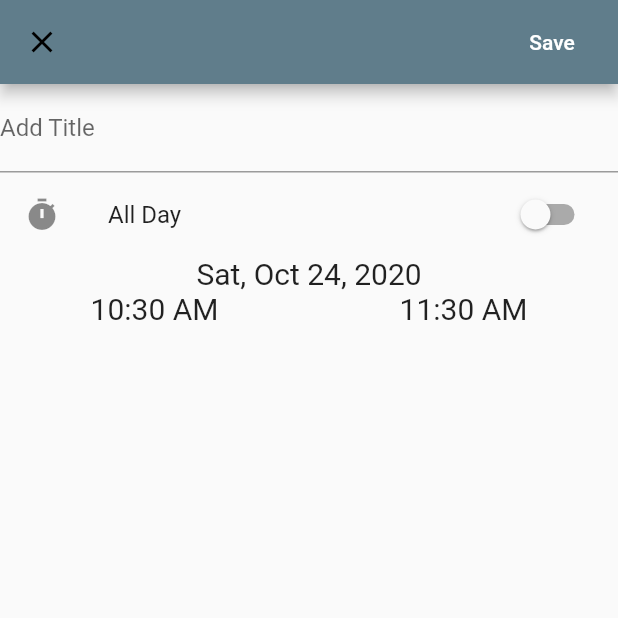
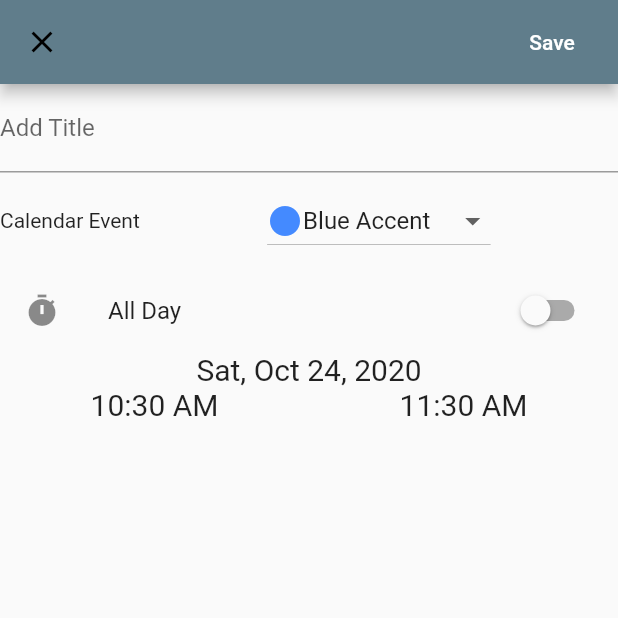
Before and after one commit to juneligan/calendar_event, a Flutter app: the screen it shows after launch, after a tap on the "add" icon, on a phone screen of 412 x 824 dp, the top half of it. Run offline on Flutter 3.47's test engine with Material 2 defaults, Android fonts, the phone set to English and light mode, and no system bars; our stand-ins replace rflutter_alert, table_calendar.

Commit message:
Add Color when adding a calendar event
Signed-off-by: June Ligan <june.ligan@synacy.com>

```diff
--- a/lib/add_screen.dart
+++ b/lib/add_screen.dart
@@ -23,7 +23,13 @@ class _AddScreenState extends State<AddScreen> {
   static final DateFormat formatter = DateFormat('E, MMM d, y');
   DateTime _selectedStartDate = DateTime.now();
   DateTime _selectedEndDate = DateTime.now();
-  bool isScreenDirty = false;
+  Color _selectedEventColor = Colors.blueAccent;
+
+  final eventColors = {
+    Colors.lightGreen: 'Light Green',
+    Colors.blueAccent: 'Blue Accent',
+    Colors.amberAccent: 'Amber Accent',
+  };
 
   @override
   void initState() {
@@ -54,7 +60,6 @@ class _AddScreenState extends State<AddScreen> {
             onPressed: () {
               String name = eventNameController.text.toString();
 
-
               DateTime date = DateTime(
                   _selectedStartDate.year, _selectedStartDate.month, _selectedStartDate.day,
                   _selectedStartTime.hour, _selectedStartTime.minute
@@ -62,7 +67,7 @@ class _AddScreenState extends State<AddScreen> {
 
               Duration duration = _isAllDay ? Duration(days: 1)
                   : Duration(hours: _selectedStartTime.hour, minutes: _selectedStartTime.minute);
-              CalendarEvent event = CalendarEvent(name, date, duration, Colors.lightGreen);
+              CalendarEvent event = CalendarEvent(name, date, duration, _selectedEventColor);
               Navigator.pop(context, event);
             },
             child: Text("Save"),
@@ -73,6 +78,44 @@ class _AddScreenState extends State<AddScreen> {
       body: Column(
         children: <Widget>[
           _createEventTextField(eventNameController, 'Add Title'),
+        Padding(
+          padding: const EdgeInsets.fromLTRB(0, 8.0, 0.0, 8.0),
+          child: Column(
+              crossAxisAlignment: CrossAxisAlignment.start,
+            children: <Widget>[
+              Row(
+              mainAxisAlignment: MainAxisAlignment.spaceBetween,
+              children: <Widget>[
+                Text('Calendar Event'),
+                Flexible(
+                    child: Center(child: DropdownButton(
+                        value: _selectedEventColor,
+                        items:
+                        [Colors.lightGreen, Colors.blueAccent, Colors.amberAccent].map((color) {
+                          return DropdownMenuItem(
+                            value: color,
+                            child: Row(
+                              children: [
+                                Icon(
+                                  Icons.circle,
+                                  color: color,
+                                  size: 24.0,
+                                  semanticLabel: 'Text to announce in accessibility modes',
+                                ),
+                                Text(eventColors[color]),
+                              ],
+                            ),
+                          );
+                        }).toList(),
+                        onChanged: (value) {
+                          print(value);
+                          setState(() {
+                            _selectedEventColor = value;
+                          });
+                        }),)),]
+          ),
+            ]),
+        ),
           _createAllDaySwitch(),
           GestureDetector(
             onTap: () => _selectStartDate(context),
--- a/lib/main.dart
+++ b/lib/main.dart
@@ -105,7 +105,7 @@ class _MyHomePageState extends State<MyHomePage> with TickerProviderStateMixin {
               },
             ),
           ),
-          Expanded(child: _buildEventList2()),
+          Expanded(child: _buildEventList()),
         ],
       ),
 
@@ -171,9 +171,7 @@ class _MyHomePageState extends State<MyHomePage> with TickerProviderStateMixin {
     });
   }
 
-  Widget _buildEventList2() {
-
-
+  Widget _buildEventList() {
     List events = _selectedCalendarDate ?? [];
     List<Widget> widgetEvents = events.map((event) {
 
@@ -183,7 +181,7 @@ class _MyHomePageState extends State<MyHomePage> with TickerProviderStateMixin {
         decoration: BoxDecoration(
           color: event.eventColor,
           border: Border(bottom: BorderSide(
-              color: Colors.blueAccent,
+              color: Colors.blue[800],
               width: 0.4
           )),
         ),
```
